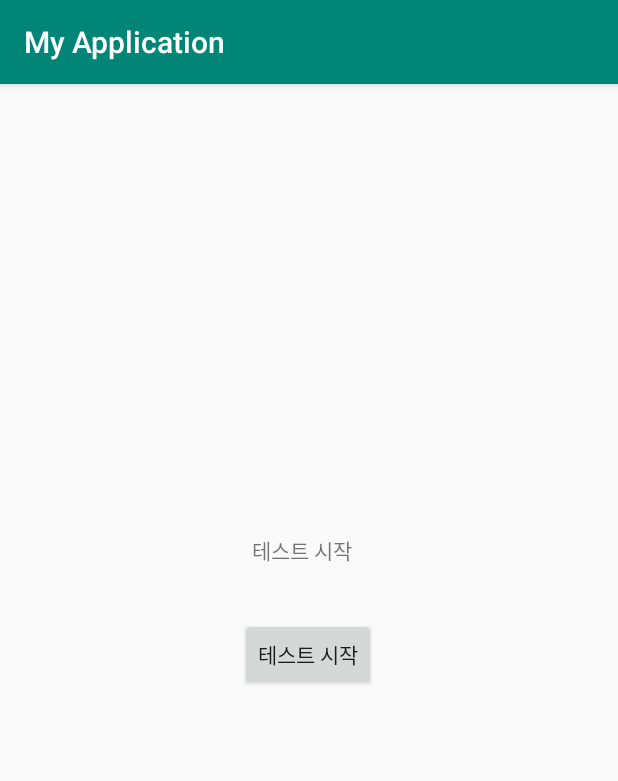
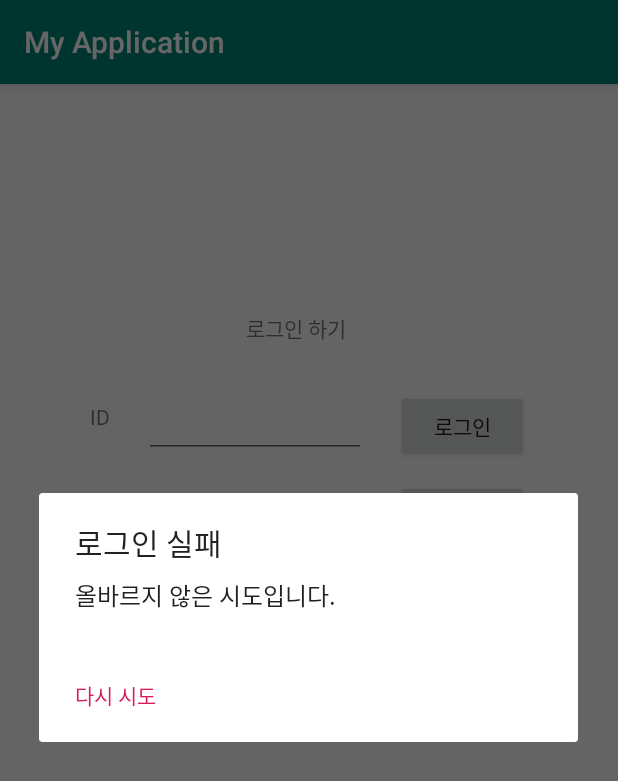
Before and after one commit to tear94fall/CapstoneDesignAndroid, an Android app: the screen it shows after launch (FinishActivity before the commit, MainActivity after it), after a tap on "로그인", on a phone screen of 412 x 824 dp. Shown: the top 781 px of the screen. Run offline under Robolectric (Android 15) with nearby library versions, the phone set to English and light mode, and no system bars.

Commit message:
로그인 실패 했을 경우 팝업창이 뜨도록 로직 수정함

```diff
--- a/app/src/main/java/com/example/tear9/myapplication/MainActivity.java
+++ b/app/src/main/java/com/example/tear9/myapplication/MainActivity.java
@@ -1,5 +1,7 @@
 package com.example.tear9.myapplication;
 
+import android.app.AlertDialog;
+import android.content.DialogInterface;
 import android.content.Intent;
 import android.support.v7.app.AppCompatActivity;
 import android.os.Bundle;
@@ -28,7 +30,8 @@ public class MainActivity extends AppCompatActivity {
 
                 TextView textView1 = (TextView) findViewById(R.id.textView4);
 
-                if (logInCheck(id_str, pw_str) == true) {
+                // 로그인 성공 여부 확인 하는 함수
+                if (!logInCheck(id_str, pw_str)) {
                     /* 로그인 성공시 페이지 전환 */
                     Intent intent = new Intent(getApplicationContext(), FinishActivity.class);
                     startActivity(intent);
@@ -36,6 +39,13 @@ public class MainActivity extends AppCompatActivity {
                 }else{
                     /* 로그인 실패시 현재 페이지 에서 팝업창 띄울것 */
                     /* 일정 횟수 이상 넘어갈 경우에는 블로킹 되도록 처리 함*/
+                    new AlertDialog.Builder(MainActivity.this)
+                            .setTitle("로그인 실패")
+                            .setMessage("올바르지 않은 시도입니다.")
+                            .setNeutralButton("다시 시도", new DialogInterface.OnClickListener() {
+                                public void onClick(DialogInterface dlg, int sumthin) {
+                                }
+                            }).show(); // 팝업창 보여줌
                 }
             }
         });
@@ -52,6 +62,7 @@ public class MainActivity extends AppCompatActivity {
     }
 
     protected boolean logInCheck(String id, String passwd){
+        String send_message = id + passwd;
         return true;
     }
 }
```
